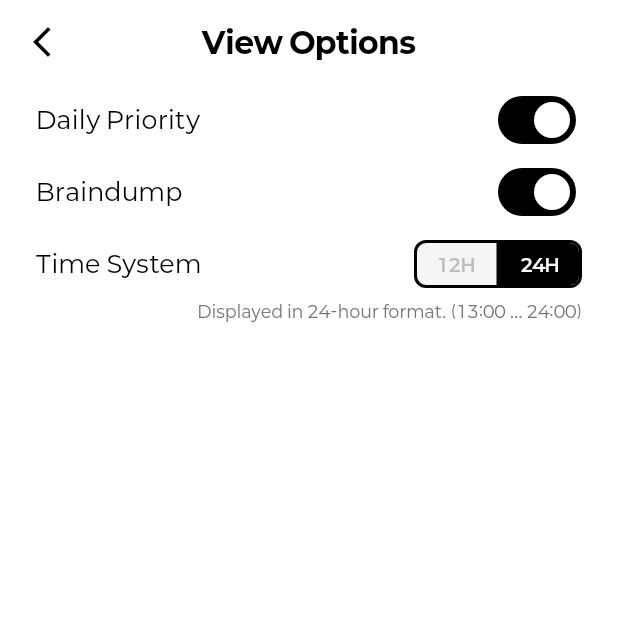
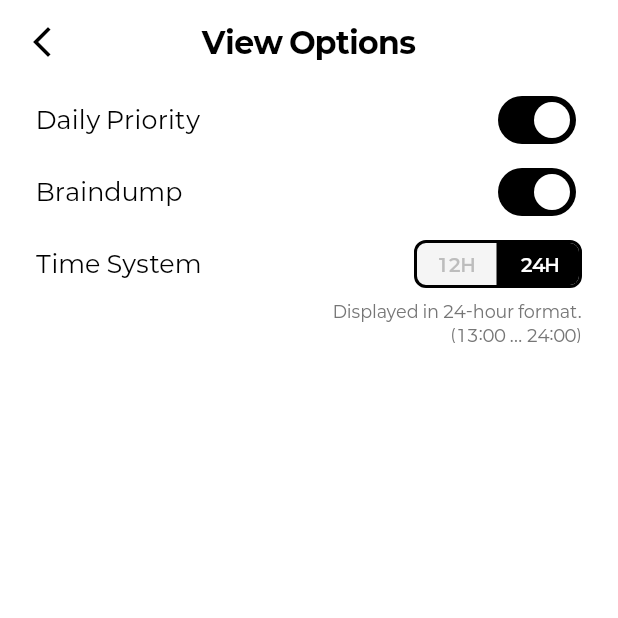
Before and after one commit to 9oHigh/usket.Tig, a Flutter app: the OptionScreen screen opened directly, on a phone screen of 412 x 824 dp, the top half of it. Run offline on Flutter 3.47's test engine with Material 3 defaults, Android fonts, the light colour scheme and no system bars; our stand-ins replace cloud_firestore, equatable, firebase_auth, firebase_core, flutter_dotenv, flutter_keyboard_visibility and 8 more; missing offline and left inert: flutter_email_sender, home_widget, kakao_flutter_sdk_user; accounts and stored records are empty; generated files the repository leaves out were written again; network calls fail.

Commit message:
hotfix: resolve text overflows in descriptions of time system

```diff
--- a/tig/lib/l10n/intl_de.arb
+++ b/tig/lib/l10n/intl_de.arb
@@ -64,6 +64,6 @@
   "tig_mode_waiting": "Warten",
   "tig_mode_remain_time": "Verbleibende Zeit",
   "tig_mode_count_down": "{minute} : {second}",
-  "option_explain_twelve": "Im 12-Stunden-Format anzeigen. (1:00 PM ... 12:00 PM)",
-  "option_explain_twentyFour": "Im 24-Stunden-Format anzeigen. (13:00 ... 24:00)"
+  "option_explain_twelve": "Im 12-Stunden-Format anzeigen.\n(1:00 PM ... 12:00 PM)",
+  "option_explain_twentyFour": "Im 24-Stunden-Format anzeigen.\n(13:00 ... 24:00)"
 }
--- a/tig/lib/l10n/intl_en.arb
+++ b/tig/lib/l10n/intl_en.arb
@@ -64,6 +64,6 @@
   "tig_mode_waiting": "Waiting",
   "tig_mode_remain_time": "Remaining time",
   "tig_mode_count_down": "{minute} : {second}",
-  "option_explain_twelve": "Displayed in 12-hour format. (1:00 PM ... 12:00 PM)",
-  "option_explain_twentyFour": "Displayed in 24-hour format. (13:00 ... 24:00)"
+  "option_explain_twelve": "Displayed in 12-hour format.\n(1:00 PM ... 12:00 PM)",
+  "option_explain_twentyFour": "Displayed in 24-hour format.\n(13:00 ... 24:00)"
 }
--- a/tig/lib/l10n/intl_es.arb
+++ b/tig/lib/l10n/intl_es.arb
@@ -64,6 +64,6 @@
   "tig_mode_waiting": "Esperando",
   "tig_mode_remain_time": "Tiempo restante",
   "tig_mode_count_down": "{minute} : {second}",
-  "option_explain_twelve": "Se muestra en formato de 12 horas. (1:00 PM ... 12:00 PM)",
-  "option_explain_twentyFour": "Se muestra en formato de 24 horas. (13:00 ... 24:00)"
+  "option_explain_twelve": "Se muestra en formato de 12 horas.\n(1:00 PM ... 12:00 PM)",
+  "option_explain_twentyFour": "Se muestra en formato de 24 horas.\n(13:00 ... 24:00)"
 }
--- a/tig/lib/l10n/intl_pt.arb
+++ b/tig/lib/l10n/intl_pt.arb
@@ -64,6 +64,6 @@
   "tig_mode_waiting": "esperando",
   "tig_mode_remain_time": "tempo restante",
   "tig_mode_count_down": "{minute}: {second}",
-  "option_explain_twelve": "Exibido no formato de 12 horas. (1:00 PM ... 12:00 PM)",
-  "option_explain_twentyFour": "Exibido no formato de 24 horas. (13:00 ... 24:00)"
+  "option_explain_twelve": "Exibido no formato de 12 horas.\n(1:00 PM ... 12:00 PM)",
+  "option_explain_twentyFour": "Exibido no formato de 24 horas.\n(13:00 ... 24:00)"
 }
--- a/tig/lib/presentation/screens/option/option_screen.dart
+++ b/tig/lib/presentation/screens/option/option_screen.dart
@@ -115,26 +115,28 @@ class _OptionScreen extends ConsumerState<OptionScreen> {
               ],
             ),
             Row(
-              mainAxisAlignment: MainAxisAlignment.end,
-              children: [
-                Expanded(
-                  child: Row(
-                    mainAxisAlignment: MainAxisAlignment.end,
               children: [
                 optionState.timeSystem == TimeSystem.twentyFour
-                          ? Text(
+                    ? Expanded(
+                        child: Text(
+                          textAlign: TextAlign.end,
                           Intl.message("option_explain_twentyFour"),
-                              style: const TextStyle(
-                                  fontSize: 11,
-                                  color: Color.fromARGB(255, 118, 118, 118)),
-                            )
-                          : Text(
-                              Intl.message("option_explain_twelve"),
+                          maxLines: 3,
+                          overflow: TextOverflow.visible,
                           style: const TextStyle(
                               fontSize: 11,
                               color: Color.fromARGB(255, 118, 118, 118)),
                         ),
-                    ],
+                      )
+                    : Expanded(
+                        child: Text(
+                          textAlign: TextAlign.end,
+                          Intl.message("option_explain_twelve"),
+                          maxLines: 3,
+                          overflow: TextOverflow.visible,
+                          style: const TextStyle(
+                              fontSize: 11,
+                              color: Color.fromARGB(255, 118, 118, 118)),
                         ),
                       ),
               ],
```
Also changed, not shown: tig/lib/generated/intl/messages_de.dart, tig/lib/generated/intl/messages_en.dart, tig/lib/generated/intl/messages_es.dart, tig/lib/generated/intl/messages_pt.dart, tig/lib/generated/l10n.dart, tig/lib/presentation/screens/home/provider/state/home_state.dart (line endings or trailing spaces). Lines whose indentation alone changed are shown as unchanged.
